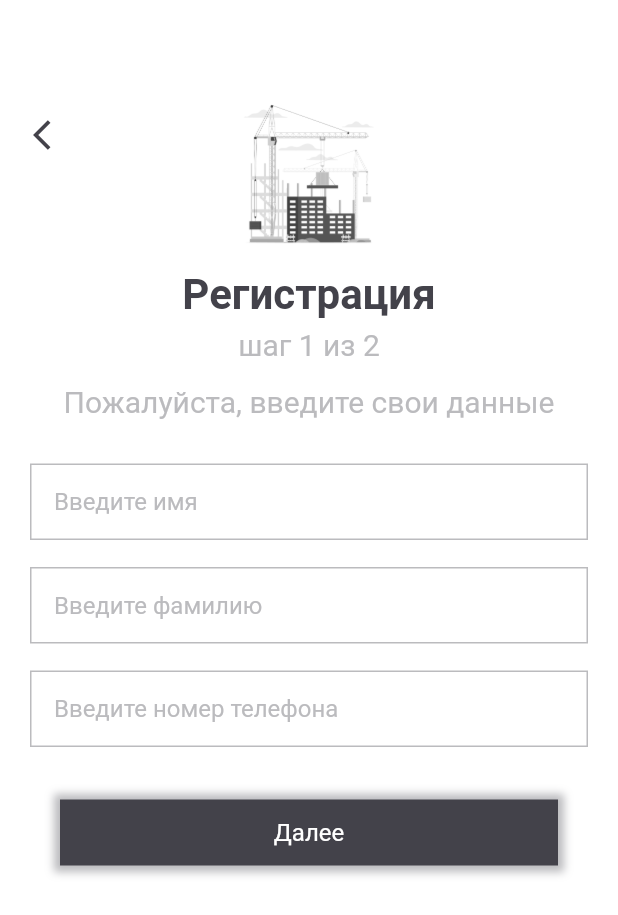
After one commit to windownik/SVDdoc, a Flutter app: the screen it shows after launch, after a tap on "Регистрация", on a phone screen of 412 x 824 dp. The commit adds this screen. Shown: the top 915 px of the screen. Run offline on Flutter 3.47's test engine with Material 2 defaults, Android fonts, the phone set to English and light mode, and no system bars; our stand-ins replace loading_animation_widget; Roboto replaces fonts that are missing (Italic).

Commit message:
Create sign up screen

```diff
--- a/lib/global_const.dart
+++ b/lib/global_const.dart
@@ -2,13 +2,13 @@
 
 import 'dart:ui';
 
-class Settings{
-  final Color main = const Color.fromRGBO(67, 66, 74, 1);
-  final Color second = const Color.fromRGBO(109, 110, 112, 1);
-  final Color input = const Color.fromRGBO(187, 187, 190, 1);
-  final Color red = const Color.fromRGBO(67, 66, 74, 1);
-  final Color white = const Color.fromRGBO(255, 255, 255, 1);
-  final Color shadow = const Color.fromRGBO(232, 232, 232, 1.0);
+class mySet{
+  mySet._();
+  static const Color main = Color.fromRGBO(67, 66, 74, 1);
+  static const Color second = Color.fromRGBO(109, 110, 112, 1);
+  static const Color input = Color.fromRGBO(187, 187, 190, 1);
+  static const Color red = Color.fromRGBO(184, 14, 14, 1);
+  static const Color white = Color.fromRGBO(255, 255, 255, 1);
+  static const Color shadow = Color.fromRGBO(232, 232, 232, 1.0);
+  static const Color background = Color.fromRGBO(242, 242, 242, 1.0);
 }
-
-Settings mySet = Settings();
--- a/lib/main.dart
+++ b/lib/main.dart
@@ -2,7 +2,8 @@
 import 'package:flutter/material.dart';
 import 'package:flutter/services.dart';
 import 'package:svd_doc/screens/loading.dart';
-import 'package:svd_doc/screens/loagin/login_main.dart';
+import 'package:svd_doc/screens/login/login_main.dart';
+import 'package:svd_doc/sign_up/sign_up_main.dart';
 
 void main() {
   WidgetsFlutterBinding.ensureInitialized();
@@ -28,6 +29,7 @@ class MyApp extends StatelessWidget {
       routes: {
         '/': (context) => const Loading(),
         '/login': (context) => const LoginScreen(),
+        '/sign_up': (context) => const SignUpFirst(),
       },
     );
   }
--- a/lib/screens/loading.dart
+++ b/lib/screens/loading.dart
@@ -22,7 +22,7 @@ class LoadingState extends State<Loading>{
     });
 
     return Container(
-        color: Colors.white,
+        color: mySet.background,
         child: Stack(children: [
           const Positioned(
             right: 0,
--- a/lib/screens/loagin/bottom_text_group.dart
+++ b/lib/screens/login/bottom_text_group.dart
@@ -32,7 +32,7 @@ class _BottomTextState extends State<BottomText> {
                   const SizedBox(
                     width: 17,
                   ),
-                  Text(
+                  const Text(
                     'или',
                     style: TextStyle(
                         color: mySet.main,
@@ -58,7 +58,7 @@ class _BottomTextState extends State<BottomText> {
           ),
           Row(
             children: [
-              Text(
+              const Text(
                 'Вы администратор?',
                 style: TextStyle(
                     color: mySet.input,
@@ -70,6 +70,9 @@ class _BottomTextState extends State<BottomText> {
                 width: 5,
               ),
               GestureDetector(
+                onTap: () {
+                  Navigator.of(context).pushNamed('/sign_up');
+                },
                 onTapDown: (tap) {
                   pres = true; setState(() { });
                 },
@@ -82,7 +85,7 @@ class _BottomTextState extends State<BottomText> {
                 child: Container(
                   height: 25,
                   color: pres ? mySet.shadow : Colors.transparent,
-                  child: Text(
+                  child: const Text(
                     'Зарегистрируйтесь',
                     style: TextStyle(
                         color: mySet.main,
--- a/lib/screens/loagin/login_main.dart
+++ b/lib/screens/login/login_main.dart
@@ -1,7 +1,7 @@
 
 import 'package:flutter/material.dart';
 import 'package:svd_doc/global_const.dart';
-import 'package:svd_doc/screens/loagin/sign_up_button.dart';
+import 'package:svd_doc/screens/login/sign_up_button.dart';
 
 import 'bottom_text_group.dart';
 import 'login_button.dart';
@@ -12,7 +12,7 @@ class LoginScreen extends StatelessWidget {
   @override
   Widget build(BuildContext context) {
     return Scaffold(
-      backgroundColor: Colors.white,
+      backgroundColor: mySet.background,
       body: Stack(
         children: [
           Center(
@@ -21,7 +21,7 @@ class LoginScreen extends StatelessWidget {
                 const SizedBox(height: 117,),
                 Image.asset('assets/big_icons/main_logo_border.png', height: 137, width: 163,),
                 const SizedBox(height: 61,),
-                Text(
+                const Text(
                     'Пожалуйста, войдите или',
                     style: TextStyle(
                         color: mySet.input,
@@ -29,7 +29,7 @@ class LoginScreen extends StatelessWidget {
                         fontFamily: "Italic",
                         fontWeight: FontWeight.w400),
                   ),
-                Text(
+                const Text(
                   'зарегистрируйтесь, чтобы',
                   style: TextStyle(
                       color: mySet.input,
@@ -37,7 +37,7 @@ class LoginScreen extends StatelessWidget {
                       fontFamily: "Italic",
                       fontWeight: FontWeight.w400),
                 ),
-                Text(
+                const Text(
                   'продолжить',
                   style: TextStyle(
                       color: mySet.input,
@@ -48,7 +48,8 @@ class LoginScreen extends StatelessWidget {
                 const SizedBox(height: 50,),
                 const LoginButton(),
                 const SizedBox(height: 20,),
-                const SignUpButton()
+                const SignUpButton(),
+                const SizedBox(height: 20,),
               ],
             ),
           ),
--- /dev/null
+++ b/lib/screens/login/sign_up_button.dart
@@ -0,0 +1,55 @@
+
+import 'package:flutter/cupertino.dart';
+import '../../global_const.dart';
+
+class SignUpButton extends StatefulWidget{
+  const SignUpButton({super.key});
+
+  @override
+  State<StatefulWidget> createState() => SignUpButtonState();
+}
+
+class SignUpButtonState extends State<SignUpButton>{
+  bool pres = false;
+
+  @override
+  Widget build(BuildContext context) {
+    return GestureDetector(
+      onTap: (){
+        Navigator.of(context).pushNamed('/sign_up');
+      },
+      onTapDown: (tap) {
+        pres = true; setState(() { });
+      },
+      onTapUp: (tap) {
+        pres = false; setState(() { });
+      },
+      onTapCancel: () {
+        pres = false; setState(() { });
+      },
+      child: Container(
+        alignment: Alignment.center,
+        margin: const EdgeInsets.only(left: 20, right: 20),
+        height: 44,
+        decoration: BoxDecoration(
+            color: pres ? mySet.shadow : mySet.white,
+            boxShadow: const [BoxShadow(
+              color: mySet.input,
+              blurRadius: 4.0,
+              spreadRadius: 4.0,
+              // offset: const Offset(-5, 5),
+            )]
+        ),
+        // decoration: ,
+        child: const Text(
+          'Регистрация',
+          style: TextStyle(
+              color: mySet.main,
+              fontSize: 16,
+              fontFamily: "Italic",
+              fontWeight: FontWeight.w400),
+        ),
+      ),
+    );
+  }
+}
--- a/lib/screens/loagin/sign_up_button.dart
+++ b/lib/sign_up/next_button.dart
@@ -3,14 +3,14 @@
 import 'package:flutter/cupertino.dart';
 import '../../global_const.dart';
 
-class SignUpButton extends StatefulWidget{
-  const SignUpButton({super.key});
+class FirstNextSignUpButton extends StatefulWidget{
+  const FirstNextSignUpButton({super.key});
 
   @override
-  State<StatefulWidget> createState() => SignUpButtonState();
+  State<StatefulWidget> createState() => FirstNextSignUpButtonState();
 }
 
-class SignUpButtonState extends State<SignUpButton>{
+class FirstNextSignUpButtonState extends State<FirstNextSignUpButton>{
   bool pres = false;
 
   @override
@@ -30,8 +30,8 @@ class SignUpButtonState extends State<SignUpButton>{
         margin: const EdgeInsets.only(left: 20, right: 20),
         height: 44,
         decoration: BoxDecoration(
-            color: pres ? mySet.shadow : mySet.white,
-            boxShadow: [BoxShadow(
+            color: pres ? mySet.second : mySet.main,
+            boxShadow: const [BoxShadow(
               color: mySet.input,
               blurRadius: 4.0,
               spreadRadius: 4.0,
@@ -39,10 +39,10 @@ class SignUpButtonState extends State<SignUpButton>{
             )]
         ),
         // decoration: ,
-        child: Text(
-          'Регистрация',
+        child: const Text(
+          'Далее',
           style: TextStyle(
-              color: mySet.main,
+              color: mySet.white,
               fontSize: 16,
               fontFamily: "Italic",
               fontWeight: FontWeight.w400),
--- /dev/null
+++ b/lib/sign_up/sign_up_input.dart
@@ -0,0 +1,58 @@
+import 'package:flutter/material.dart';
+import 'package:svd_doc/global_const.dart';
+
+// class SignUpInput extends StatefulWidget{
+//   const SignUpInput({super.key});
+//
+//   @override
+//   State<StatefulWidget> createState() => _SignUpInputState();
+// }
+//
+// class _SignUpInputState extends State<SignUpInput>{
+//   @override
+//   Widget build(BuildContext context) {
+//     return const TextField(
+//       style: ,
+//     );
+//   }
+// }
+
+class SignUpInput {
+  TextStyle style = const TextStyle(color: mySet.main);
+  InputDecoration? inputDecor;
+  String erText, hintText;
+  bool ifError = false;
+
+  SignUpInput({required this.erText, required this.hintText, required this.ifError}) {
+    inputDecor = InputDecoration(
+        contentPadding: const EdgeInsets.all(16),
+      errorBorder: OutlineInputBorder(
+        borderRadius: BorderRadius.circular(0),
+        borderSide: const BorderSide(width: 1, color: mySet.red),
+      ),
+        errorText: ifError ? erText : null,
+        errorStyle: const TextStyle(color: mySet.red),
+        enabledBorder: OutlineInputBorder(
+          borderRadius: BorderRadius.circular(0),
+          borderSide: const BorderSide(width: 1, color: mySet.input),
+        ),
+      border: OutlineInputBorder(
+        borderRadius: BorderRadius.circular(0),
+        borderSide: const BorderSide(width: 1, color: mySet.input),
+      ),
+      focusedBorder: OutlineInputBorder(
+        borderRadius: BorderRadius.circular(0),
+        borderSide: const BorderSide(width: 1, color: mySet.main),
+
+      ),
+
+        fillColor: Colors.white,
+        hintText: hintText,
+        hintStyle: const TextStyle(
+            color: mySet.input)
+
+    );
+
+
+  }
+}
--- /dev/null
+++ b/lib/sign_up/sign_up_main.dart
@@ -0,0 +1,124 @@
+import 'package:flutter/material.dart';
+import 'package:svd_doc/sign_up/sign_up_input.dart';
+
+import '../global_const.dart';
+import 'next_button.dart';
+
+class SignUpFirst extends StatefulWidget {
+  const SignUpFirst({super.key});
+
+  @override
+  State<SignUpFirst> createState() => _SignUpFirstState();
+}
+
+class _SignUpFirstState extends State<SignUpFirst> {
+  final _contName = TextEditingController();
+  final _contSurName = TextEditingController();
+  final _contPhone = TextEditingController();
+
+  final SignUpInput _inputName = SignUpInput(
+      erText: 'Обязательно для ввода', hintText: 'Введите имя', ifError: false);
+
+  final SignUpInput _inputSurName = SignUpInput(
+      erText: 'Обязательно для ввода', hintText: 'Введите фамилию', ifError: false);
+
+  final SignUpInput _inputPhone = SignUpInput(
+      erText: 'Обязательно для ввода', hintText: 'Введите номер телефона', ifError: false);
+
+  @override
+  Widget build(BuildContext context) {
+    return Scaffold(
+      backgroundColor: mySet.white,
+      body: Stack(
+        children: [
+
+          SingleChildScrollView(
+            child: Container(
+              alignment: Alignment.center,
+              padding: const EdgeInsets.only(right: 20, left: 20),
+              child: Column(
+                children: [
+                  const SizedBox(
+                    height: 64,
+                  ),
+                  Image.asset(
+                    'assets/big_icons/sign_up.png',
+                    height: 105,
+                    width: 105,
+                  ),
+                  const SizedBox(
+                    height: 11,
+                  ),
+                  const Text(
+                    'Регистрация',
+                    style: TextStyle(
+                        color: mySet.main,
+                        fontSize: 28,
+                        fontFamily: "Italic",
+                        fontWeight: FontWeight.w600),
+                  ),
+                  const SizedBox(
+                    height: 5,
+                  ),
+                  const Text(
+                    'шаг 1 из 2',
+                    style: TextStyle(
+                        color: mySet.input,
+                        fontSize: 20,
+                        fontFamily: "Italic",
+                        fontWeight: FontWeight.w400),
+                  ),
+                  const SizedBox(
+                    height: 15,
+                  ),
+                  const Text(
+                    'Пожалуйста, введите свои данные',
+                    style: TextStyle(
+                        color: mySet.input,
+                        fontSize: 20,
+                        fontFamily: "Italic",
+                        fontWeight: FontWeight.w400),
+                  ),
+                  const SizedBox(
+                    height: 30,
+                  ),
+                  TextField(
+                      controller: _contName,
+                      decoration: _inputName.inputDecor,
+                      cursorColor: mySet.main,
+                    ),
+                  const SizedBox(
+                    height: 18,
+                  ),
+                  TextField(
+                      controller: _contSurName,
+                      decoration: _inputSurName.inputDecor,
+                      cursorColor: mySet.main,
+                    ),
+                  const SizedBox(
+                    height: 18,
+                  ),
+                  TextField(
+                      controller: _contPhone,
+                      decoration: _inputPhone.inputDecor,
+                      cursorColor: mySet.main,
+                    ),
+                  const SizedBox(
+                    height: 35,
+                  ),
+                  const FirstNextSignUpButton()
+                ],
+              ),
+            ),
+          ),
+          Positioned(
+              left: 10, top: 66,
+              child: IconButton(onPressed: () {
+                Navigator.of(context).pop();
+              },
+                icon: const Icon(Icons.arrow_back_ios, color: mySet.main,),)),
+        ],
+      ),
+    );
+  }
+}
```
Also changed, not shown: assets/big_icons/sign_up.png (added), lib/screens/login/login_button.dart (renamed from lib/screens/loagin/login_button.dart).
